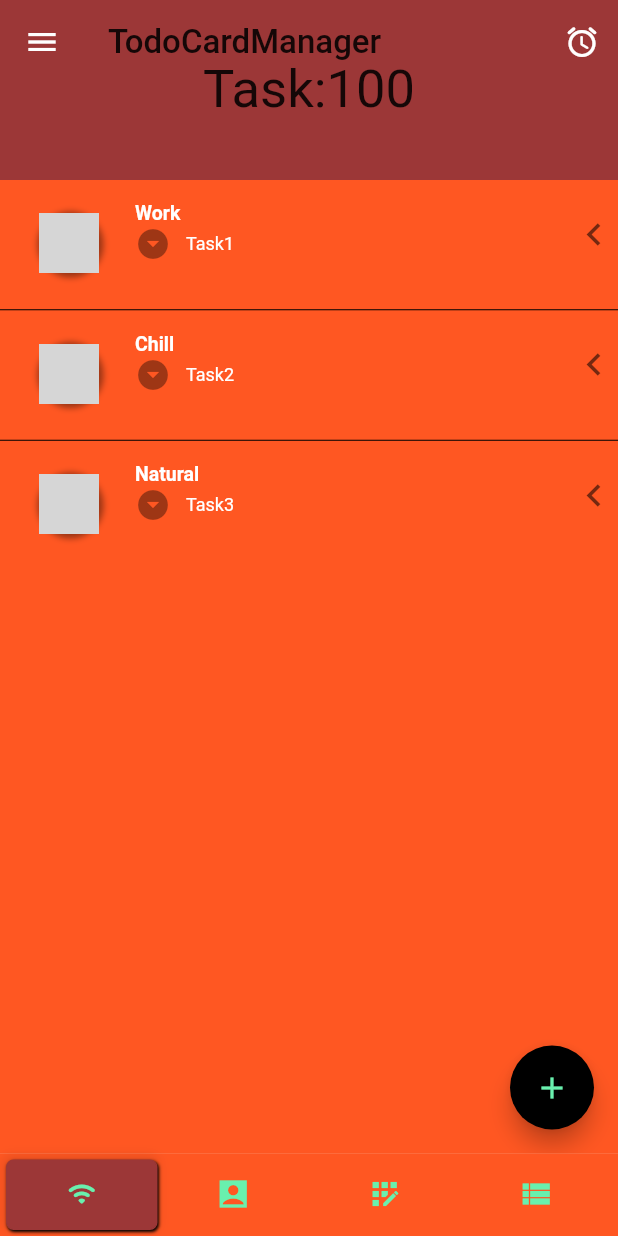
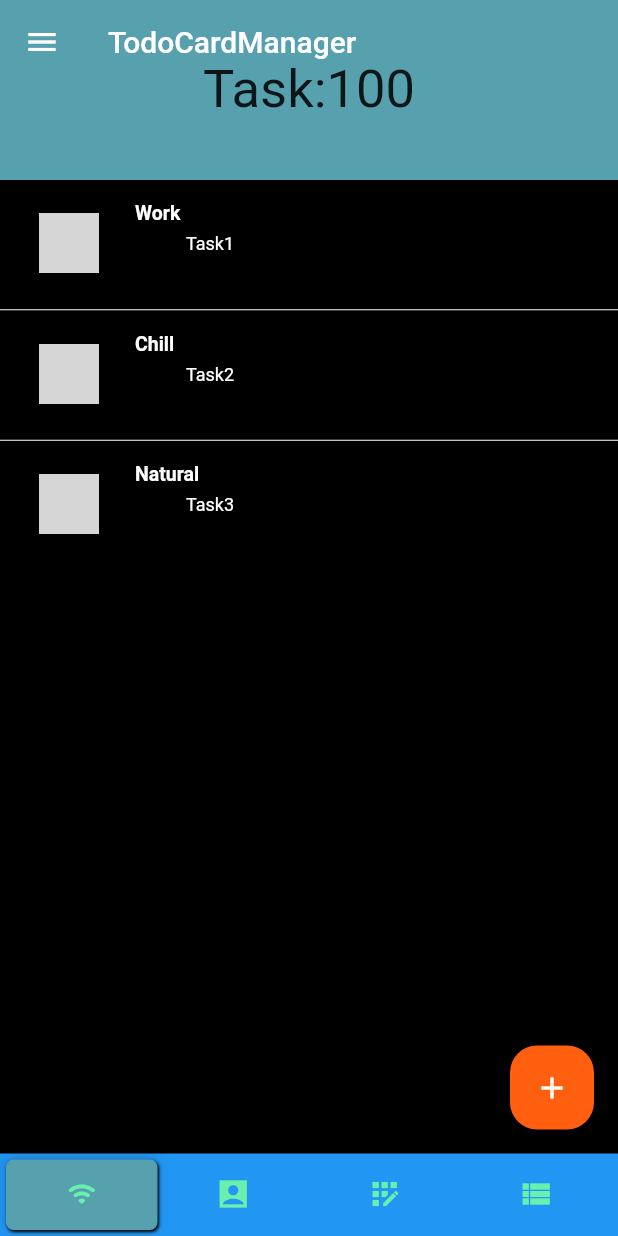
Before and after one commit to VOKG/todoapp, a Flutter app: the screen it shows after launch, on a phone screen of 412 x 824 dp. Run offline on Flutter 3.47's test engine with Material 2 defaults, Android fonts, the phone set to English and light mode, and no system bars; our stand-ins replace google_fonts; grey boxes are pictures that could not be loaded.

Commit message:
Custom_Theme refactoring

```diff
--- a/lib/my_app_provider_set_state.dart
+++ b/lib/my_app_provider_set_state.dart
@@ -1,8 +1,10 @@
 import 'package:flutter/material.dart';
 import 'package:provider/provider.dart';
-import 'package:todoapp/res/values/constants_colors.dart';
+import 'package:todoapp/res/theme/custom_theme.dart';
+import 'package:todoapp/res/theme/theme_manager.dart';
 import 'package:todoapp/state/user_preference.dart';
 import 'package:todoapp/ui/tab_page_controller.dart';
+
 
 class MyAppProviderSet extends StatefulWidget {
   const MyAppProviderSet({Key? key}) : super(key: key);
@@ -14,39 +16,24 @@ class MyAppProviderSet extends StatefulWidget {
 class _MyAppProviderSetStateState extends State<MyAppProviderSet> {
   @override
   Widget build(BuildContext context) {
-    return MultiProvider(
-      providers: [
-        ChangeNotifierProvider(
-          create: (context)=>UserPreference(),
-        )
-      ],
-      child:MyApp(),
-    );
+    return MyApp();
   }
 }
+
+
 
 class MyApp extends StatelessWidget{
   @override
   Widget build(BuildContext context) {
 
-    final userPreferences = Provider.of<UserPreference>(context);
 
-    ThemeMode? _themeMode = userPreferences.themeMode;
+// ThemeMode? _themeMode = userPreferences.themeMode;
+
+    //ThemeManager? _themeManager = ThemeManager();
 
     return MaterialApp(
       debugShowCheckedModeBanner: false,
-      themeMode: _themeMode,
-      theme: ThemeData(
-        primarySwatch:Colors.deepOrange,
-        primaryColor: Colors.teal,
-        brightness: Brightness.light,
-
-      ),
-      darkTheme: ThemeData(
-        primarySwatch: Colors.indigo,
-        primaryColor: Colors.black,
-        brightness: Brightness.dark,
-      ),
+      theme:  CustomTheme.darkTheme,
       home:   TabPageController(),
     );
   }
--- /dev/null
+++ b/lib/res/theme/config.dart
@@ -0,0 +1,3 @@
+import 'custom_theme.dart';
+
+CustomTheme currentTheme = CustomTheme();
--- a/lib/res/theme/custom_theme.dart
+++ b/lib/res/theme/custom_theme.dart
@@ -2,31 +2,43 @@ import 'package:flutter/material.dart';
 import 'package:todoapp/res/values/constants_colors.dart';
 
 // предоставляем статический геттер используемый везде
+
 class CustomTheme {
-  static ThemeData get lightTheme {
-    return ThemeData( // 2
-        primaryColor: COLOR_YELLOW,
+   static ThemeData get lightTheme { //1
+      return ThemeData( //2
+          primaryColor: COLOR_THEME_PRIMARY,
           scaffoldBackgroundColor: Colors.white,
-        fontFamily: 'Montserrat', // 3
-        textTheme: ThemeData.dark().textTheme,
+          fontFamily: 'Montserrat', //3
           buttonTheme: ButtonThemeData( // 4
-          shape: RoundedRectangleBorder(
-              borderRadius: BorderRadius.circular(18.0)),
-          buttonColor:   COLOR_INDIGO,
+             shape: RoundedRectangleBorder(borderRadius: BorderRadius.circular(18.0)),
+             buttonColor:COLOR_YELLOW,
+          ),
+          floatingActionButtonTheme: FloatingActionButtonThemeData(
+            shape: RoundedRectangleBorder(borderRadius: BorderRadius.circular(18.0)),
+            backgroundColor:COLOR_ACTION_BUTTON,
+          ),
+          dividerTheme: DividerThemeData(
+              color:   COLOR_WHITE_DIVIDER
           )
       );
    }
 
    static ThemeData get darkTheme {
-    return ThemeData( // 2
-        primaryColor: COLOR_YELLOW,
+     return ThemeData(
+         primaryColor:COLOR_GREEN_ACCENT,
          scaffoldBackgroundColor: Colors.black,
-        fontFamily: 'Montserrat', // 3
+         fontFamily: 'Montserrat',
          textTheme: ThemeData.dark().textTheme,
-        buttonTheme: ButtonThemeData( // 4
-          shape: RoundedRectangleBorder(
-              borderRadius: BorderRadius.circular(18.0)),
-          buttonColor:  COLOR_INDIGO,
+         buttonTheme: ButtonThemeData(
+           shape: RoundedRectangleBorder(borderRadius: BorderRadius.circular(18.0)),
+           buttonColor: COLOR_YELLOW,
+         ),
+       floatingActionButtonTheme: FloatingActionButtonThemeData(
+         shape: RoundedRectangleBorder(borderRadius: BorderRadius.circular(18.0)),
+         backgroundColor:COLOR_ACTION_BUTTON_DARK,
+       ),
+       dividerTheme: DividerThemeData(
+         color:   COLOR_BLACK_DIVIDER
        )
      );
    }
--- /dev/null
+++ b/lib/res/theme/theme_manager.dart
@@ -0,0 +1,21 @@
+import 'package:flutter/cupertino.dart';
+import 'package:flutter/material.dart';
+
+class ThemeManager with ChangeNotifier {
+
+  ThemeMode  _themeMode = ThemeMode.light;
+
+  get themeMode => _themeMode;
+
+
+  toggleTheme(bool isDark){
+
+    _themeMode = isDark? ThemeMode.dark : ThemeMode.light;
+
+
+
+  }
+
+
+
+}
--- a/lib/res/values/constants_colors.dart
+++ b/lib/res/values/constants_colors.dart
@@ -10,7 +10,7 @@ Color green = Colors.green;
 Color blue = Colors.blue;
 Color colorBlue_500 = Colors.blue.shade500;
 Color greenAccent = Colors.greenAccent;
- Color COLOR_WHITE = Colors.white;
+const Color COLOR_WHITE = Colors.white;
 Color black = Colors.black;
 Color indigo = Colors.indigoAccent;
 
@@ -18,10 +18,17 @@ Color indigo = Colors.indigoAccent;
 const COLOR_GREEN_ACCENT = Color.fromRGBO(24, 205, 186, 1.0);
 const COLOR_YELLOW = Color.fromRGBO(219, 184, 1, 1.0);
 const COLOR_INDIGO = Color.fromRGBO(74, 22, 172, 1.0);
-const COLOR_INDIGO_500 = Color.fromRGBO(156, 55, 55, 1.0);
+const COLOR_INDIGO_500 = Color.fromRGBO(87, 161, 175, 1.0);
 const COLOR_ORANGE = Color.fromRGBO(252, 92, 8, 1.0);
 const indigoAccentColor = Color.fromRGBO(79, 13, 90, 1.0);
 const RED40COLOR = Color.fromRGBO(35, 5, 5, 1.0);
 const COLOR_RED = Color.fromRGBO(156, 0, 0, 1.0);
 const COLOR_BLACK = Color.fromRGBO(0, 0, 0, 1.0);
 const COLOR_BLACK_W = Color.fromRGBO(0, 0, 0, 1.0);
+
+
+const COLOR_THEME_PRIMARY = Colors.deepOrange;
+const COLOR_ACTION_BUTTON = Color.fromRGBO(39, 152, 30, 0.7843137254901961);
+const COLOR_ACTION_BUTTON_DARK = Color.fromRGBO(255, 95, 14, 1.0);
+const COLOR_WHITE_DIVIDER =  Color.fromRGBO(0, 0, 0, 1.0);
+const COLOR_BLACK_DIVIDER =  Color.fromRGBO(255, 255, 255, 1.0);
--- a/lib/state/user_preference.dart
+++ b/lib/state/user_preference.dart
@@ -1,7 +1,7 @@
 import 'package:flutter/material.dart';
 
 enum preferences { SystemPreference, Light, Dark }
-
+// TODO: https://youtu.be/6YuQEVN6j-g
 class UserPreference with ChangeNotifier {
   bool systemPreferenceSwitch = true;
   bool lightSwitch = false;
@@ -35,6 +35,6 @@ class UserPreference with ChangeNotifier {
         break;
       default:
     }
-    notifyListeners();
+
   }
 }
--- a/lib/ui/screen/dashboard.dart
+++ b/lib/ui/screen/dashboard.dart
@@ -71,7 +71,6 @@ class _DashboardState extends State<Dashboard> {
   Widget build(BuildContext context) {
     return Scaffold(
       body: Container(
-        color: Theme.of(context).accentColor,
         child: Column(
           children: [
             Expanded(flex: 4,
@@ -81,11 +80,9 @@ class _DashboardState extends State<Dashboard> {
         ),
       ),
       floatingActionButton: FloatingActionButton(
-        backgroundColor: Colors.black,
         onPressed: _addButton,
         child: Icon(
           Icons.add,
-          color: Colors.greenAccent,
         ),
       ),
     );
@@ -102,10 +99,10 @@ class _DashboardState extends State<Dashboard> {
             //Делитель
             Divider(
               height: 1,
-              color: Colors.black,
+
             ),
         itemBuilder: (context, index) {
-          final itemList =itemsData[index];
+          final itemList = itemsData[index];
           // виджет удаления и сохранения
           return DismissibleWidget(
             item: itemList,
@@ -113,6 +110,7 @@ class _DashboardState extends State<Dashboard> {
             child:itemsData[index],
             onDismissed: (direction) => dismissItem(context, index, direction),
           );
-        });
+        }
+        );
   }
 }
--- a/lib/ui/tab_page_controller.dart
+++ b/lib/ui/tab_page_controller.dart
@@ -4,6 +4,9 @@ import 'package:todoapp/res/values/styles.dart';
 import 'package:todoapp/ui/screen/dashboard.dart';
 import 'package:todoapp/ui/widget/drawer_widjet.dart';
 import 'AppBarWidget/my_flexiable_app_bar.dart';
+import 'package:todoapp/res/theme/theme_manager.dart';
+
+
 
 class TabPageController extends StatefulWidget {
   TabPageController({Key? key}) : super(key: key);
@@ -42,7 +45,6 @@ class _TabPageControllerState extends State<TabPageController>
         child: Scaffold(
           drawer: myDrawer(context),
           key: _scaffoldKey,
-          backgroundColor: Theme.of(context).accentColor,
           body: NestedScrollView(
             controller: _scrollViewController,
             headerSliverBuilder:
@@ -52,15 +54,10 @@ class _TabPageControllerState extends State<TabPageController>
                   shadowColor: COLOR_YELLOW,
                   backgroundColor: COLOR_INDIGO_500,
                   title: Text('TodoCardManager',
-                    style: TextStyle(
-                      color:Colors.black87,
-                      fontSize: 22.0,
-                    ),
+                    style:Theme.of(context).textTheme.headline6,
                   ),
                   actions: [
-                    IconButton(
-                        onPressed: () {},
-                        icon: Icon(Icons.access_alarms_rounded)),
+
                   ],
                   forceElevated: innerBoxIsScrolled,
                   expandedHeight: 120.0,
--- a/lib/ui/widget/drawer_widjet.dart
+++ b/lib/ui/widget/drawer_widjet.dart
@@ -4,8 +4,9 @@ import 'package:provider/provider.dart';
 import 'package:todoapp/res/values/styles.dart';
 import 'package:todoapp/state/user_preference.dart';
 
+
 Widget myDrawer(BuildContext context){
-  final userPreferences = Provider.of<UserPreference>(context);
+
   return Drawer(
     child: Container(
      color: Theme.of(context).accentColor,
@@ -23,18 +24,6 @@ Widget myDrawer(BuildContext context){
               )
       ),
 
-          ListTile(
-            leading: Icon(
-          Theme.of(context).brightness == Brightness.light
-          ? Icons.brightness_4
-              : Icons.brightness_high),
-            title: Text('brightness',style: TextStyle(fontSize: 20),),
-            onTap: (){
-              Theme.of(context).brightness == Brightness.light
-                  ? userPreferences.changePreferences(2)
-                  : userPreferences.changePreferences(1);
-            },
-          ),
           CustomListTitle(Icons.person, 'Profile', ()=>{}),
           CustomListTitle(Icons.notifications, 'Notifications', ()=>{}),
           CustomListTitle(Icons.settings, 'Settings', ()=>{}),
```
Lines whose indentation alone changed are shown as unchanged.
